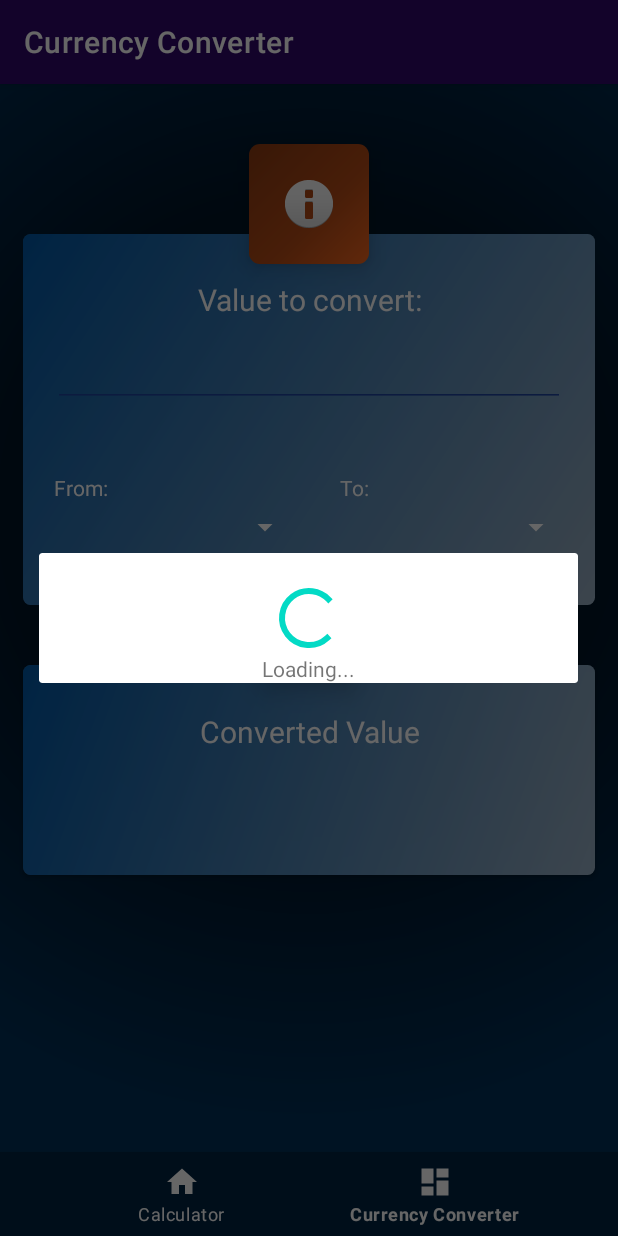
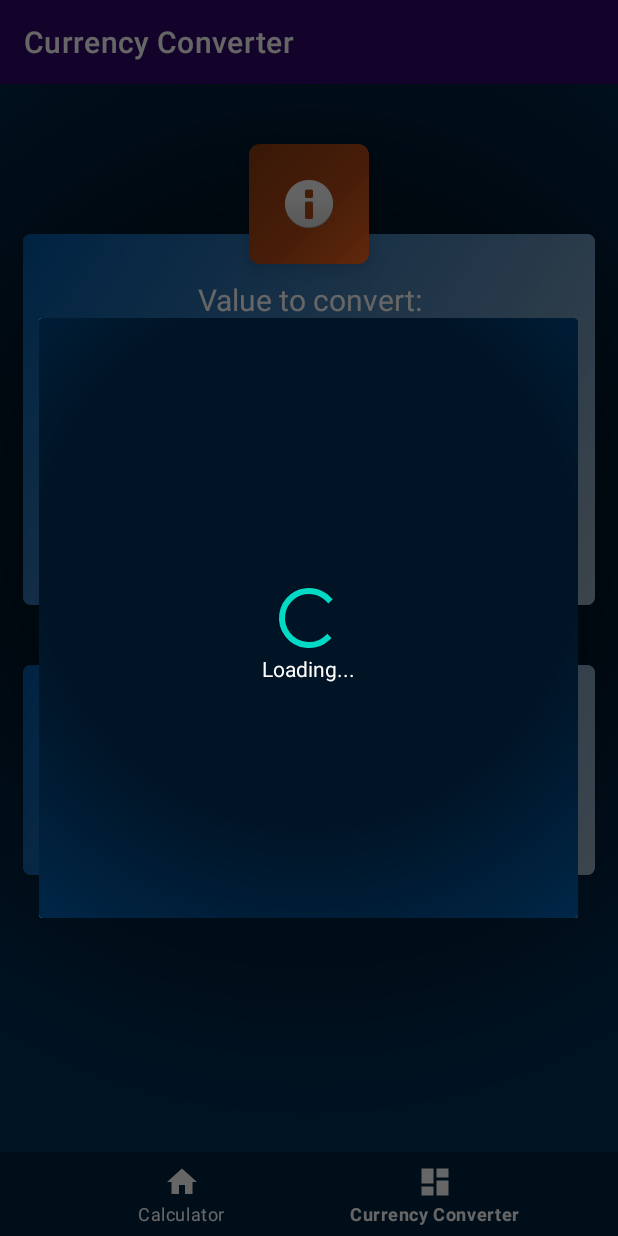
Before and after one commit to KuramaDev/SimpleCalculator, an Android app: the HomeFragment screen opened through its navigation route, on a phone screen of 412 x 824 dp. Run offline under Robolectric (Android 15) with nearby library versions, the phone set to English and light mode, and no system bars; our stand-ins replace RxJava, navigation-ui; network calls fail.

Commit message:
Changes state with black color

```diff
--- a/app/src/main/res/layout/loading_dialog.xml
+++ b/app/src/main/res/layout/loading_dialog.xml
@@ -3,7 +3,9 @@
     xmlns:app="http://schemas.android.com/apk/res-auto"
     xmlns:tools="http://schemas.android.com/tools"
     android:layout_width="match_parent"
-    android:layout_height="match_parent">
+    android:layout_height="match_parent"
+    android:background="@drawable/app_background"
+    android:minHeight="400dp">
 
     <ProgressBar
         android:id="@+id/progressBar"
@@ -20,6 +22,7 @@
         android:layout_width="wrap_content"
         android:layout_height="wrap_content"
         android:text="Loading..."
+        android:textColor="#FFFFFF"
         app:layout_constraintEnd_toEndOf="parent"
         app:layout_constraintStart_toStartOf="parent"
         app:layout_constraintTop_toBottomOf="@+id/progressBar" />
```
Also changed, not shown: app/src/main/java/com/example/simplecalculator/ui/Calculator/CalculatorFragment.java (+21 -0 lines).
